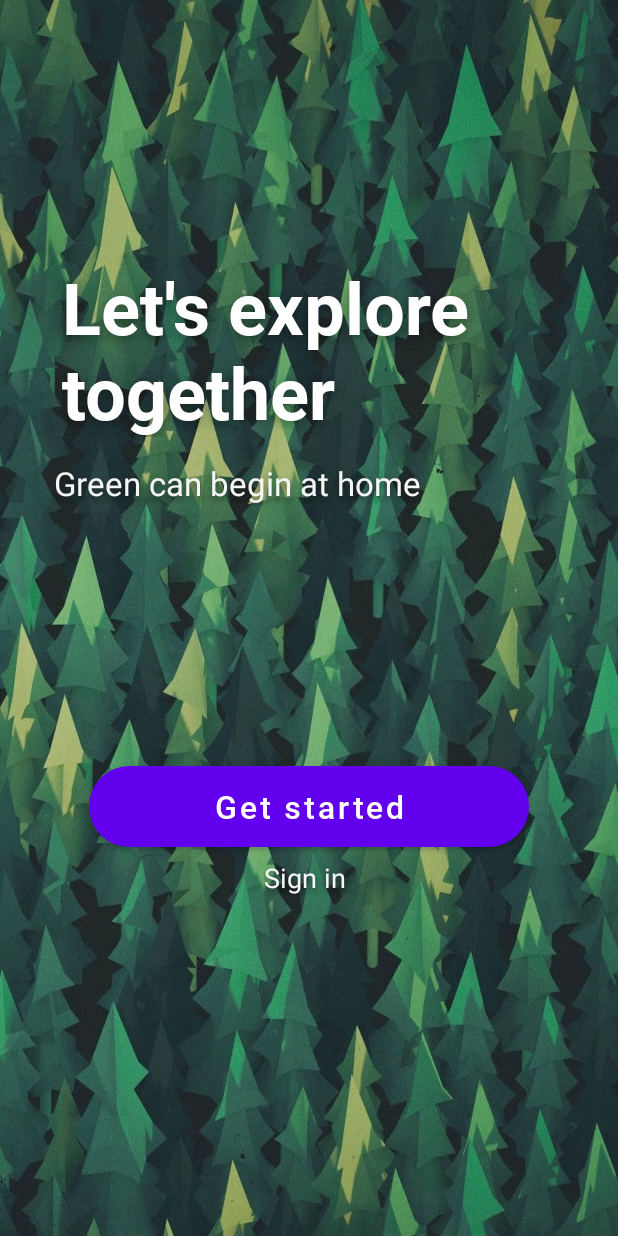
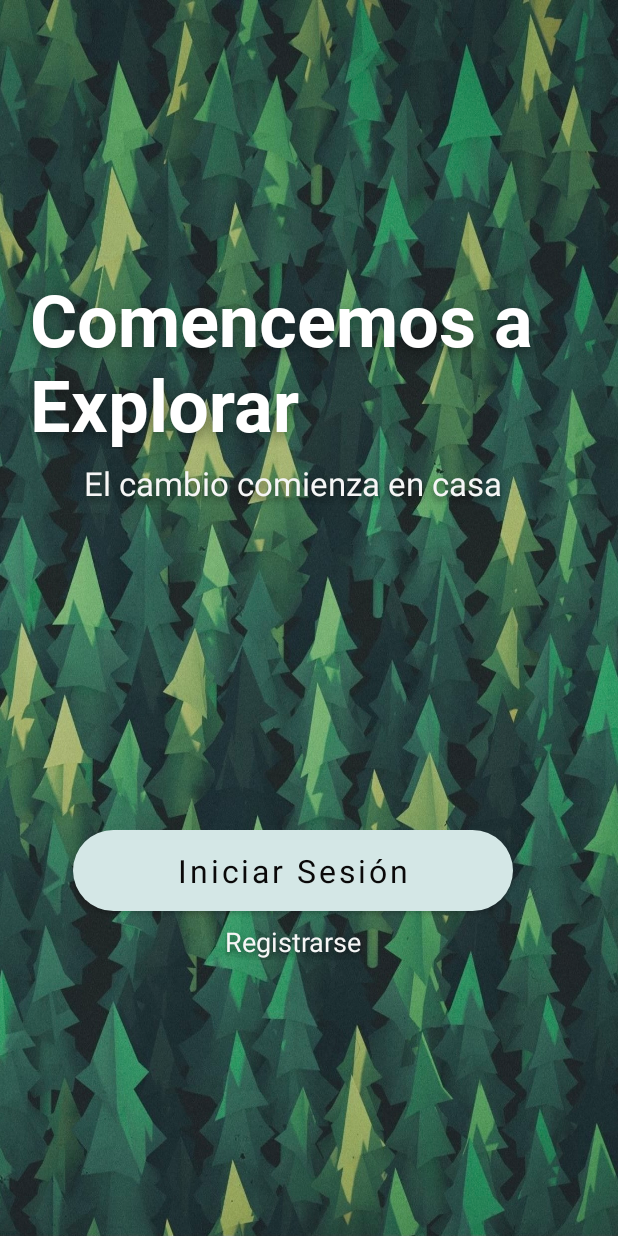
Before and after one commit to SaidAZG/ProyectoAndroid1, an Android app: the layout get_started.xml on its own in the app's theme, with its tools: preview values and no code run, on a phone screen of 412 x 824 dp. Run offline under Robolectric (Android 15) with nearby library versions, the phone set to English and light mode, and no system bars; Roboto replaces fonts that are not available here.

Commit message:
Proceso Inicio
Configuracion de pantallas para iniciar la app

```diff
--- a/app/src/main/AndroidManifest.xml
+++ b/app/src/main/AndroidManifest.xml
@@ -13,7 +13,8 @@
         <activity android:name=".MainActivity">
         </activity>
         <activity android:name=".ConsultarPlantas"></activity>
-        <activity android:name=".RegistrarUsuario">
+        <activity android:name=".RegistrarUsuario"></activity>
+        <activity android:name=".SplashActivity">
             <intent-filter>
                 <action android:name="android.intent.action.MAIN" />
 
--- a/app/src/main/res/layout/get_started.xml
+++ b/app/src/main/res/layout/get_started.xml
@@ -1,23 +1,24 @@
 <?xml version="1.0" encoding="utf-8"?>
-<androidx.constraintlayout.widget.ConstraintLayout xmlns:android="http://schemas.android.com/apk/res/android"
-    xmlns:app="http://schemas.android.com/apk/res-auto"
-    xmlns:tools="http://schemas.android.com/tools"
+<layout xmlns:tools="http://schemas.android.com/tools"
+    xmlns:android="http://schemas.android.com/apk/res/android"
+    xmlns:app="http://schemas.android.com/apk/res-auto">
+
+    <androidx.constraintlayout.widget.ConstraintLayout
         android:layout_width="match_parent"
         android:layout_height="match_parent"
         android:background="@drawable/backgroundtrees">
 
         <TextView
             android:id="@+id/textView3"
-        android:layout_width="285dp"
+            android:layout_width="350dp"
             android:layout_height="119dp"
-        android:layout_marginTop="172dp"
+            android:layout_marginTop="180dp"
             android:fontFamily="@font/roboto_bold"
             android:shadowColor="#66000000"
             android:shadowDx="0"
             android:shadowDy="4"
             android:shadowRadius="9"
-        android:text="Let's explore
-        together"
+            android:text="Comencemos a Explorar"
 
             android:textColor="#FFFFFF"
             android:textSize="48sp"
@@ -30,22 +31,23 @@
             android:id="@+id/textView4"
             android:layout_width="wrap_content"
             android:layout_height="wrap_content"
-        android:layout_marginStart="36dp"
-        android:layout_marginTop="16dp"
+            android:layout_marginTop="8dp"
             android:fontFamily="@font/roboto"
             android:shadowColor="#8B0B0B0B"
             android:shadowDx="0"
             android:shadowDy="4"
             android:shadowRadius="5"
-        android:text="Green can begin at home"
+            android:text="El cambio comienza en casa"
             android:textColor="#F6F6F6"
             android:textSize="22sp"
             android:textStyle="normal"
-        app:layout_constraintStart_toStartOf="parent"
+            app:layout_constraintEnd_toEndOf="@+id/textView3"
+            app:layout_constraintStart_toStartOf="@+id/textView3"
             app:layout_constraintTop_toBottomOf="@+id/textView3" />
 
         <Button
             android:id="@+id/buttonGetS"
+            style="@style/button"
             android:layout_width="293dp"
             android:layout_height="54dp"
             android:background="@drawable/roundedbutton_get"
@@ -54,32 +56,35 @@
             android:shadowColor="#80000000"
             android:shadowDx="0"
             android:shadowDy="0"
-        android:text="Get started"
+            android:onClick="goToLogin"
+            android:text="Iniciar Sesión"
             android:textAllCaps="false"
             android:textSize="21sp"
             app:layout_constraintBottom_toBottomOf="parent"
-        app:layout_constraintEnd_toEndOf="parent"
-        app:layout_constraintStart_toStartOf="parent"
-        app:layout_constraintTop_toTopOf="parent"
-        app:layout_constraintVertical_bias="0.663" />
+            app:layout_constraintEnd_toEndOf="@+id/textView3"
+            app:layout_constraintStart_toStartOf="@+id/textView3"
+            app:layout_constraintTop_toBottomOf="@+id/textView4" />
 
         <TextView
             android:id="@+id/textView5"
+            style="@style/bottomOptions"
             android:layout_width="wrap_content"
             android:layout_height="wrap_content"
-        android:layout_marginStart="176dp"
             android:layout_marginTop="8dp"
             android:clickable="true"
+            android:onClick="goToRegister"
             android:fontFamily="@font/roboto"
             android:shadowColor="#8B0B0B0B"
             android:shadowDx="0"
             android:shadowDy="4"
             android:shadowRadius="5"
-        android:text="Sign in"
+            android:text="Registrarse"
             android:textColor="#F6F6F6"
             android:textSize="18sp"
             android:textStyle="normal"
-        app:layout_constraintStart_toStartOf="parent"
+            app:layout_constraintEnd_toEndOf="@+id/buttonGetS"
+            app:layout_constraintStart_toStartOf="@+id/buttonGetS"
             app:layout_constraintTop_toBottomOf="@+id/buttonGetS" />
 
     </androidx.constraintlayout.widget.ConstraintLayout>
+</layout>
```
Also changed, not shown: app/src/main/java/mx/ipn/escom/app_plantas_iswm/IniciarSesion.kt (added, +19 -0 lines), app/src/main/java/mx/ipn/escom/app_plantas_iswm/MainActivity.java (deleted, +0 -16 lines), app/src/main/java/mx/ipn/escom/app_plantas_iswm/MainActivity.kt (added, +39 -0 lines), app/src/main/java/mx/ipn/escom/app_plantas_iswm/SplshActivity.kt (added, +18 -0 lines), app/src/main/res/layout/p3a_login.xml (+4 -3 lines). Lines whose indentation alone changed are shown as unchanged.
